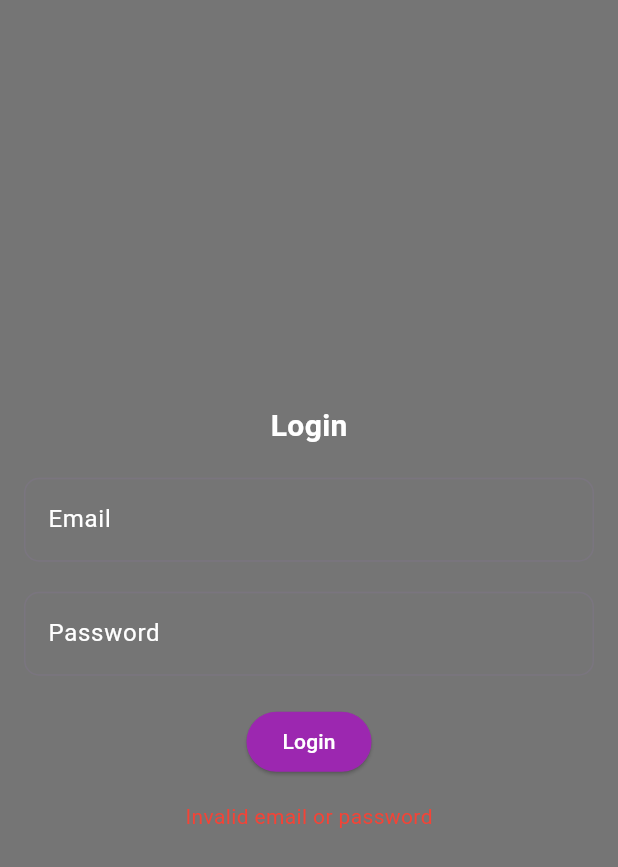
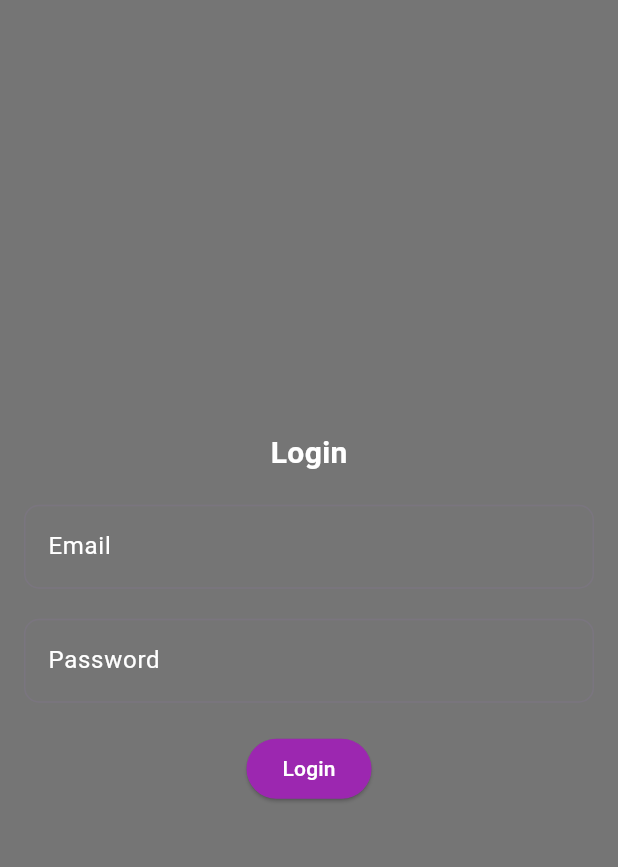
Before and after one commit to mousumi2002/Swift-Reservation, a Flutter app: the screen it shows after launch, on a phone screen of 412 x 824 dp. Shown: the top 867 px of the screen. Run offline on Flutter 3.47's test engine with Material 3 defaults, Android fonts, the phone set to English and light mode, and no system bars; our stand-ins replace cloud_firestore, firebase_auth, firebase_core, firebase_ui_firestore, flutter_bloc, freezed_annotation and 2 more; accounts and stored records are empty.

Commit message:
Remove invalid email pass message from login

```diff
--- a/lib/features/auth/presentation/pages/login_page.dart
+++ b/lib/features/auth/presentation/pages/login_page.dart
@@ -88,21 +88,13 @@ class LoginPageState extends State<LoginPage> {
                     onPressed: () {
                       if (_formKey.currentState!.validate()) {
                         context.read<AuthCubit>().login(
-                          emailController.text,
-                          passwordController.text,
-                        );
+                              emailController.text,
+                              passwordController.text,
+                            );
                       }
                     },
                     child: const Text("Login"),
                   ),
-                  if (!state.isSignedIn && !state.isLoading && !state.isSignedIn)
-                    const Padding(
-                      padding: EdgeInsets.only(top: 16.0),
-                      child: Text(
-                        "Invalid email or password",
-                        style: TextStyle(color: Colors.red),
-                      ),
-                    ),
                 ],
               ),
             );
```
